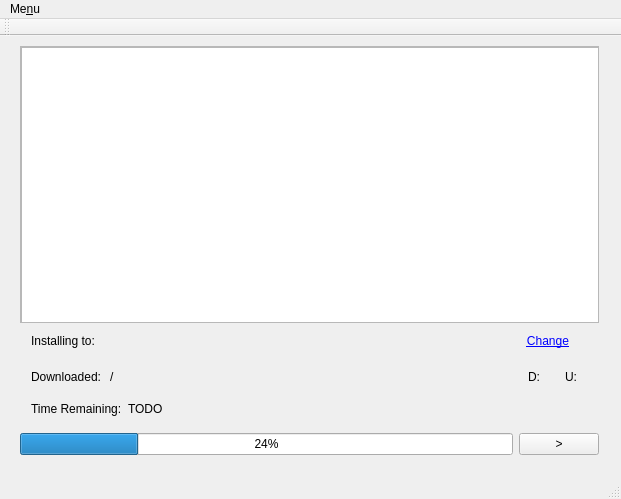
Before: the Qt Designer form mainwindow.ui in Unvanquished/updater, drawn with Qt 5.
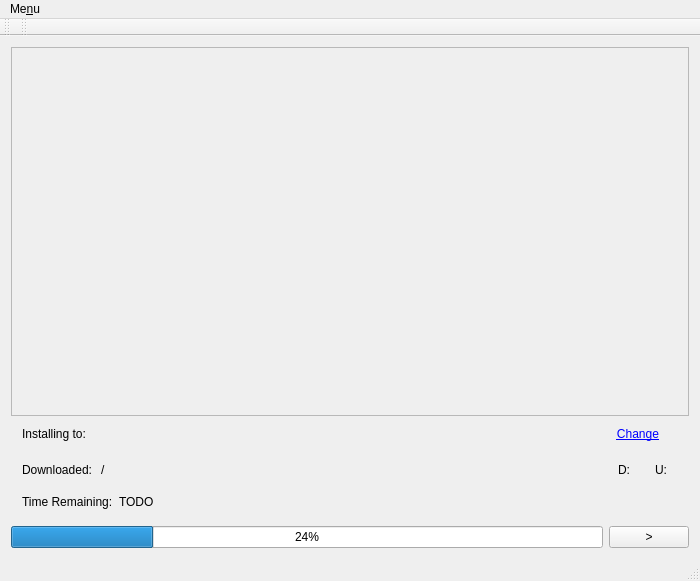
After: the same form once the commit is applied.

```diff
--- a/mainwindow.ui
+++ b/mainwindow.ui
@@ -6,23 +6,14 @@
    <rect>
     <x>0</x>
     <y>0</y>
-    <width>621</width>
-    <height>499</height>
+    <width>700</width>
+    <height>581</height>
    </rect>
   </property>
   <property name="windowTitle">
    <string>MainWindow</string>
   </property>
   <widget class="QWidget" name="centralWidget">
-   <widget class="QWidget" name="gridLayoutWidget">
-    <property name="geometry">
-     <rect>
-      <x>9</x>
-      <y>-1</y>
-      <width>601</width>
-      <height>431</height>
-     </rect>
-    </property>
     <layout class="QGridLayout" name="gridLayout" rowstretch="0,0,0,0,0" columnstretch="0,0">
      <item row="4" column="0">
       <widget class="QProgressBar" name="progressBar">
@@ -37,39 +28,6 @@
        </property>
       </widget>
      </item>
-     <item row="0" column="0" colspan="2">
-      <widget class="QScrollArea" name="scrollArea">
-       <property name="widgetResizable">
-        <bool>true</bool>
-       </property>
-       <widget class="QWidget" name="scrollAreaWidgetContents">
-        <property name="geometry">
-         <rect>
-          <x>0</x>
-          <y>0</y>
-          <width>597</width>
-          <height>309</height>
-         </rect>
-        </property>
-        <property name="sizePolicy">
-         <sizepolicy hsizetype="Minimum" vsizetype="Minimum">
-          <horstretch>0</horstretch>
-          <verstretch>0</verstretch>
-         </sizepolicy>
-        </property>
-        <widget class="QListView" name="listView">
-         <property name="geometry">
-          <rect>
-           <x>0</x>
-           <y>0</y>
-           <width>601</width>
-           <height>311</height>
-          </rect>
-         </property>
-        </widget>
-       </widget>
-      </widget>
-     </item>
      <item row="3" column="0" colspan="2">
       <widget class="QWidget" name="horizontalWidget_2" native="true">
        <layout class="QHBoxLayout" name="horizontalLayout_2">
@@ -277,22 +235,38 @@
        </layout>
       </widget>
      </item>
-    </layout>
-    <zorder>progressBar</zorder>
-    <zorder>scrollArea</zorder>
-    <zorder>updateButton</zorder>
-    <zorder>horizontalWidget</zorder>
-    <zorder>horizontalWidget_2</zorder>
-    <zorder>horizontalWidget</zorder>
-   </widget>
+    <item row="0" column="0" colspan="2">
+     <widget class="QScrollArea" name="scrollArea">
+      <property name="widgetResizable">
+       <bool>true</bool>
+      </property>
+      <widget class="QWidget" name="scrollAreaWidgetContents">
+       <property name="geometry">
+        <rect>
+         <x>0</x>
+         <y>0</y>
+         <width>682</width>
+         <height>382</height>
+        </rect>
+       </property>
+       <property name="sizePolicy">
+        <sizepolicy hsizetype="Minimum" vsizetype="Minimum">
+         <horstretch>0</horstretch>
+         <verstretch>0</verstretch>
+        </sizepolicy>
+       </property>
+      </widget>
+     </widget>
+    </item>
+   </layout>
   </widget>
   <widget class="QMenuBar" name="menuBar">
    <property name="geometry">
     <rect>
      <x>0</x>
      <y>0</y>
-     <width>621</width>
-     <height>19</height>
+     <width>700</width>
+     <height>20</height>
     </rect>
    </property>
    <widget class="QMenu" name="menuUnvanquished_Launcher">
@@ -313,6 +287,17 @@
    </attribute>
   </widget>
   <widget class="QStatusBar" name="statusBar"/>
+  <widget class="QToolBar" name="toolBar">
+   <property name="windowTitle">
+    <string>toolBar</string>
+   </property>
+   <attribute name="toolBarArea">
+    <enum>TopToolBarArea</enum>
+   </attribute>
+   <attribute name="toolBarBreak">
+    <bool>false</bool>
+   </attribute>
+  </widget>
   <action name="actionQuit">
    <property name="text">
     <string>&amp;Quit</string>
```
Lines whose indentation alone changed are shown as unchanged.
